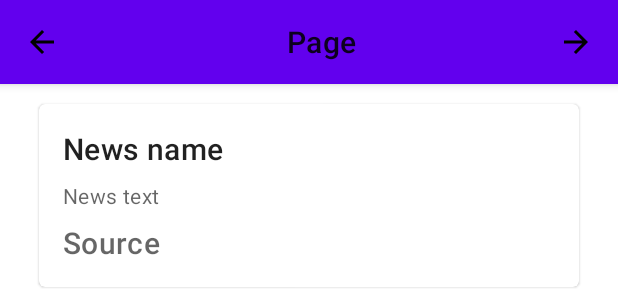
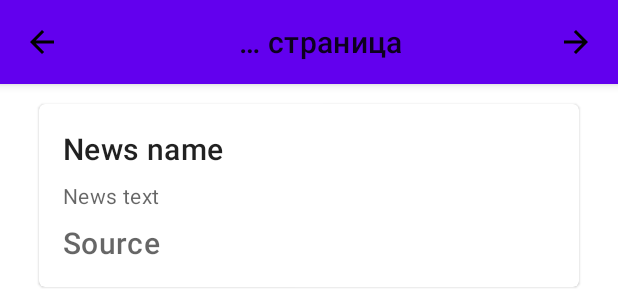
Before and after one commit to MrHantur/ZabKLI, an Android app: the layout fragment_news.xml on its own in the app's theme, with its tools: preview values and no code run, on a phone screen of 412 x 824 dp. Shown: the top 289 px of the screen. Run offline under Robolectric (Android 15) with nearby library versions, the phone set to English and light mode, and no system bars; network calls fail.

Commit message:
Deleted reducent comment and made a little change how page name in NewsFragment shows

```diff
--- a/app/src/main/java/ru/zabkli/ui/olympiads/OlympiadsFragment.kt
+++ b/app/src/main/java/ru/zabkli/ui/olympiads/OlympiadsFragment.kt
@@ -28,8 +28,6 @@ class OlympiadsFragment : Fragment() {
     val dynamicOlympiadsDescription: ArrayList<String> = ArrayList()
 
     private var _binding: FragmentOlympiadsBinding? = null
-  // This property is only valid between onCreateView and
-  // onDestroyView.
     private val binding get() = _binding!!
 
     override fun onCreateView(
--- a/app/src/main/res/layout/fragment_news.xml
+++ b/app/src/main/res/layout/fragment_news.xml
@@ -41,7 +41,7 @@
                 android:layout_width="wrap_content"
                 android:layout_height="wrap_content"
                 android:layout_marginStart="16dp"
-                android:text="Page"
+                android:text="@string/ui_news_page_text"
                 android:layout_gravity="center"
                 app:layout_constraintStart_toStartOf="parent"
                 app:layout_constraintTop_toTopOf="parent"
--- a/app/src/main/res/values/strings.xml
+++ b/app/src/main/res/values/strings.xml
@@ -39,4 +39,6 @@
     <string name="disable_changed_function">Похоже, что загрузка довольно долгая. Если вы хотите,
         чтобы использовалось расписание, заданное в приложение заранее, то отключите в настройках
         функцию отображения изменённых уроков</string>
+
+    <string name="ui_news_page_text">… страница</string>
 </resources>
```
